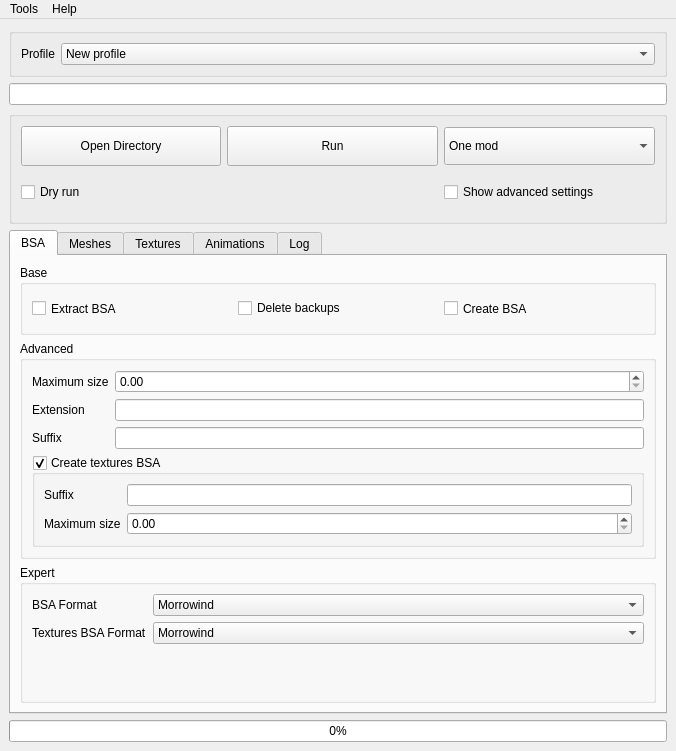
Old version of the form src/MainWindow.ui in the repository Guekka/cathedral-assets-optimizer.
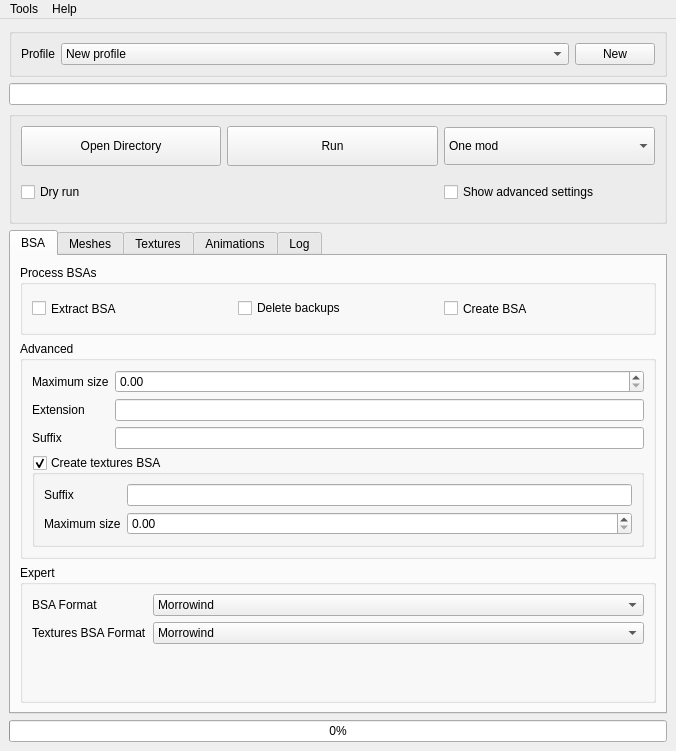
New version of the form. The open tabs and pages were chosen to show the change.

Commit message: [UI] Added dialog to choose base profile when creating new profile [UI] Misc changes

Patch:
```diff
--- a/src/MainWindow.ui
+++ b/src/MainWindow.ui
@@ -37,9 +37,15 @@
       <property name="title">
        <string/>
       </property>
-      <layout class="QFormLayout" name="formLayout_5">
+      <layout class="QGridLayout" name="gridLayout_4">
        <item row="0" column="0">
         <widget class="QLabel" name="label_8">
+         <property name="sizePolicy">
+          <sizepolicy hsizetype="Maximum" vsizetype="Preferred">
+           <horstretch>0</horstretch>
+           <verstretch>0</verstretch>
+          </sizepolicy>
+         </property>
          <property name="text">
           <string>Profile</string>
          </property>
@@ -54,6 +60,19 @@
          </item>
         </widget>
        </item>
+       <item row="0" column="2">
+        <widget class="QPushButton" name="newProfilePushButton">
+         <property name="sizePolicy">
+          <sizepolicy hsizetype="Maximum" vsizetype="Fixed">
+           <horstretch>0</horstretch>
+           <verstretch>0</verstretch>
+          </sizepolicy>
+         </property>
+         <property name="text">
+          <string>New</string>
+         </property>
+        </widget>
+       </item>
       </layout>
      </widget>
     </item>
@@ -161,7 +180,7 @@
          </item>
          <item>
           <property name="text">
-           <string>Several mods (MO)</string>
+           <string>Several mods </string>
           </property>
          </item>
         </widget>
@@ -229,7 +248,7 @@
     <item>
      <widget class="QTabWidget" name="tabWidget">
       <property name="currentIndex">
-       <number>2</number>
+       <number>0</number>
       </property>
       <property name="movable">
        <bool>true</bool>
@@ -248,7 +267,7 @@
            </sizepolicy>
           </property>
           <property name="title">
-           <string>Base</string>
+           <string>Process BSAs</string>
           </property>
           <property name="checkable">
            <bool>false</bool>
@@ -557,7 +576,7 @@
            </sizepolicy>
           </property>
           <property name="title">
-           <string>Base</string>
+           <string>Process meshes</string>
           </property>
           <property name="flat">
            <bool>true</bool>
@@ -796,7 +815,7 @@
            </sizepolicy>
           </property>
           <property name="title">
-           <string>Base</string>
+           <string>Process textures</string>
           </property>
           <property name="flat">
            <bool>true</bool>
@@ -1169,7 +1188,7 @@
            </sizepolicy>
           </property>
           <property name="title">
-           <string>Base</string>
+           <string>Process animations</string>
           </property>
           <property name="flat">
            <bool>true</bool>
```
The commit also changes 3 other files.
